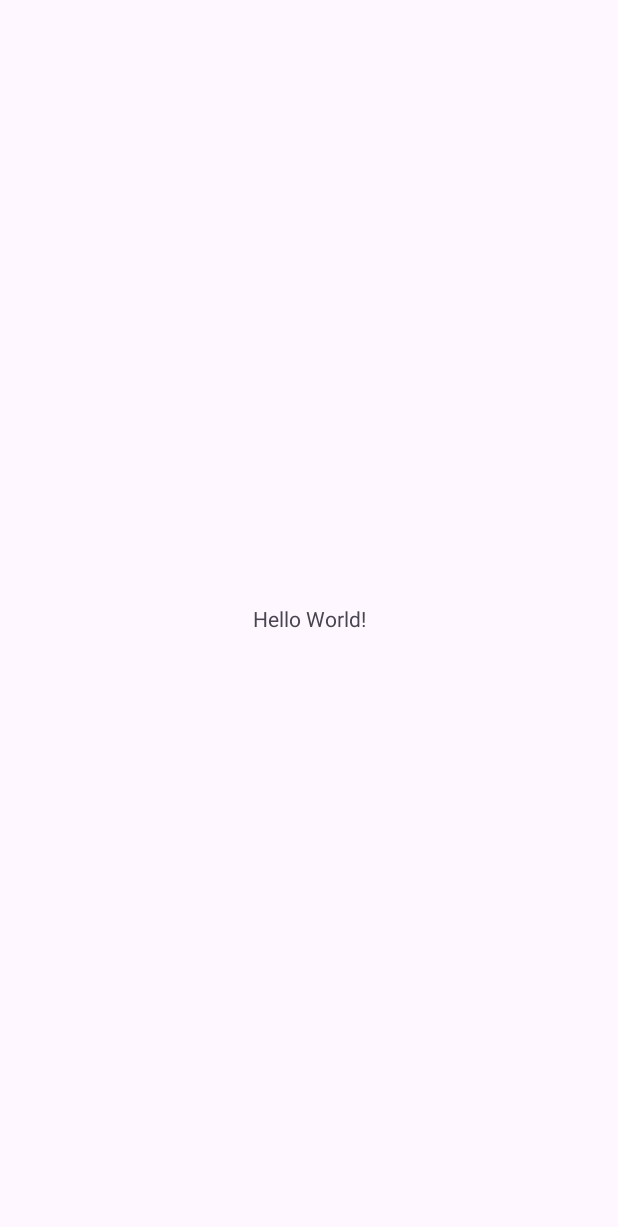
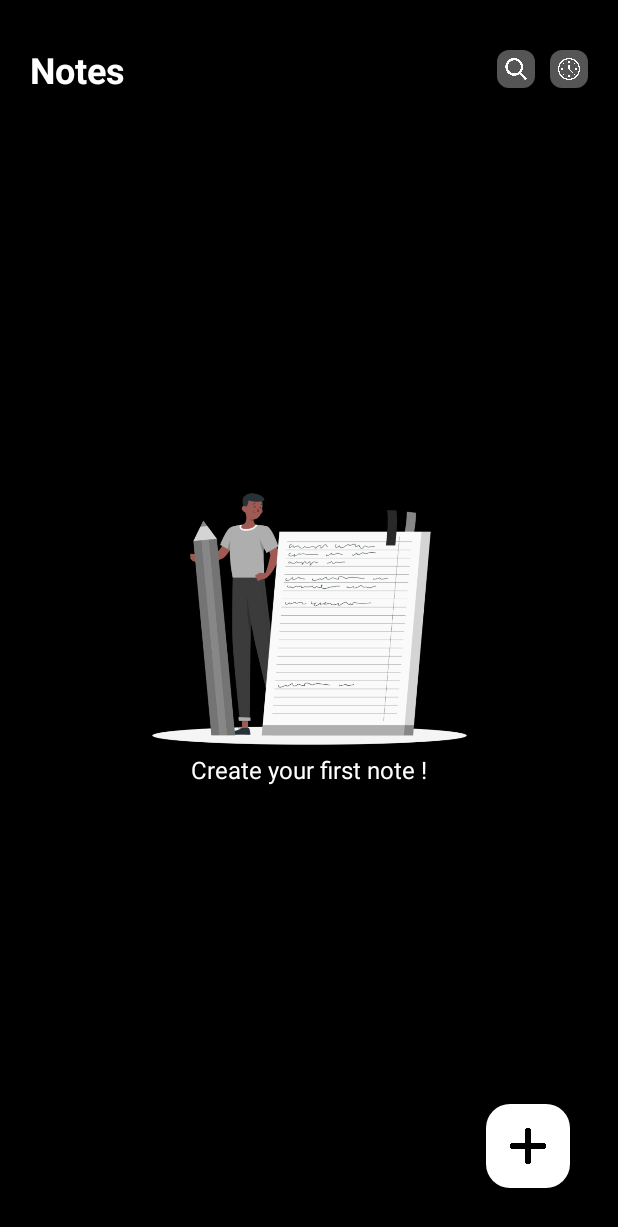
Before and after one commit to thelinh2711/appnote, an Android app: the screen it shows after launch (MainActivity), on a phone screen of 412 x 824 dp. Before the commit the part shown is almost empty. Shown: the top 1227 px of the screen. Run offline under Robolectric (Android 15) with nearby library versions, the phone set to English and light mode, and no system bars.

Commit message:
complete activitymain.xml

```diff
--- a/app/src/main/java/com/example/appnote/MainActivity.kt
+++ b/app/src/main/java/com/example/appnote/MainActivity.kt
@@ -1,5 +1,6 @@
 package com.example.appnote
 
+import android.annotation.SuppressLint
 import android.os.Bundle
 import androidx.activity.enableEdgeToEdge
 import androidx.appcompat.app.AppCompatActivity
@@ -7,14 +8,9 @@ import androidx.core.view.ViewCompat
 import androidx.core.view.WindowInsetsCompat
 
 class MainActivity : AppCompatActivity() {
+    @SuppressLint("MissingInflatedId")
     override fun onCreate(savedInstanceState: Bundle?) {
         super.onCreate(savedInstanceState)
-        enableEdgeToEdge()
         setContentView(R.layout.activity_main)
-        ViewCompat.setOnApplyWindowInsetsListener(findViewById(R.id.main)) { v, insets ->
-            val systemBars = insets.getInsets(WindowInsetsCompat.Type.systemBars())
-            v.setPadding(systemBars.left, systemBars.top, systemBars.right, systemBars.bottom)
-            insets
-        }
     }
 }
--- /dev/null
+++ b/app/src/main/res/drawable/bg_gray_rounded.xml
@@ -0,0 +1,4 @@
+<shape xmlns:android="http://schemas.android.com/apk/res/android" android:shape="rectangle">
+    <corners android:radius="8dp"/>
+    <solid android:color="#555555"/> <!-- Màu xám -->
+</shape>
--- a/app/src/main/res/layout/activity_main.xml
+++ b/app/src/main/res/layout/activity_main.xml
@@ -1,19 +1,96 @@
 <?xml version="1.0" encoding="utf-8"?>
-<androidx.constraintlayout.widget.ConstraintLayout xmlns:android="http://schemas.android.com/apk/res/android"
+<androidx.constraintlayout.widget.ConstraintLayout
+    xmlns:android="http://schemas.android.com/apk/res/android"
     xmlns:app="http://schemas.android.com/apk/res-auto"
     xmlns:tools="http://schemas.android.com/tools"
-    android:id="@+id/main"
     android:layout_width="match_parent"
     android:layout_height="match_parent"
+    android:background="@color/black"
     tools:context=".MainActivity">
+    <LinearLayout
+        android:orientation="horizontal"
+        android:gravity="center_vertical"
+        app:layout_constraintTop_toTopOf="parent"
+        android:layout_marginTop="30dp"
+        android:layout_width="match_parent"
+        android:layout_height="wrap_content"
+        android:layout_marginStart="20dp"
+        android:layout_marginEnd="20dp"
+        tools:ignore="MissingConstraints">
+        <!-- Tiêu đề Notes -->
+        <TextView
+            android:layout_width="wrap_content"
+            android:layout_height="wrap_content"
+            android:text="Notes"
+            android:textSize="24sp"
+            android:textColor="@color/white"
+            android:textStyle="bold" />
+        <Space
+            android:layout_width="0dp"
+            android:layout_height="wrap_content"
+            android:layout_weight="1" />
+        <!-- Nút tìm kiếm -->
+        <ImageButton
+            android:id="@+id/btnSearch"
+            android:layout_width="25dp"
+            android:layout_height="25dp"
+            android:background="@drawable/bg_gray_rounded"
+            android:src="@drawable/ic_search"
+            app:tint="@color/white"
+            android:scaleType="centerInside"
+            android:padding="5dp"
+            android:layout_marginEnd="10dp"/>
 
+        <!-- Nút chế độ tối -->
+        <ImageButton
+            android:id="@+id/btnClock"
+            android:layout_width="25dp"
+            android:layout_height="25dp"
+            android:background="@drawable/bg_gray_rounded"
+            android:src="@drawable/ic_clock"
+            app:tint="@color/white"
+            android:scaleType="centerInside"
+            android:padding="5dp"
+            />
+    </LinearLayout>
+
+    <!-- Hình ảnh minh họa khi chưa có ghi chú -->
+    <ImageView
+        android:id="@+id/ivEmptyState"
+        android:layout_width="250dp"
+        android:layout_height="180dp"
+        android:src="@drawable/empty_notes"
+        android:scaleType="fitCenter"
+        app:layout_constraintTop_toTopOf="parent"
+        app:layout_constraintBottom_toBottomOf="parent"
+        app:layout_constraintLeft_toLeftOf="parent"
+        app:layout_constraintRight_toRightOf="parent"
+        />
+
+    <!-- Text hướng dẫn -->
     <TextView
+        android:id="@+id/tvEmptyState"
         android:layout_width="wrap_content"
         android:layout_height="wrap_content"
-        android:text="Hello World!"
+        android:text="Create your first note !"
+        android:textSize="16sp"
+        android:textColor="@color/white"
+        app:layout_constraintTop_toBottomOf="@id/ivEmptyState"
+        app:layout_constraintStart_toStartOf="parent"
+        app:layout_constraintEnd_toEndOf="parent"
+        />
+
+    <!-- Nút FloatingActionButton để thêm ghi chú -->
+    <com.google.android.material.floatingactionbutton.FloatingActionButton
+        android:id="@+id/fabAddNote"
+        android:layout_width="56dp"
+        android:layout_height="56dp"
+        android:src="@drawable/ic_add"
+        app:backgroundTint="@color/white"
+        app:tint="@color/black"
         app:layout_constraintBottom_toBottomOf="parent"
         app:layout_constraintEnd_toEndOf="parent"
-        app:layout_constraintStart_toStartOf="parent"
-        app:layout_constraintTop_toTopOf="parent" />
+        android:layout_margin="32dp"
+        />
 
 </androidx.constraintlayout.widget.ConstraintLayout>
```
Also changed, not shown: app/src/main/res/drawable/empty_notes.png (added), app/src/main/res/drawable/ic_add.png (added), app/src/main/res/drawable/ic_clock.png (added), app/src/main/res/drawable/ic_search.png (added).
